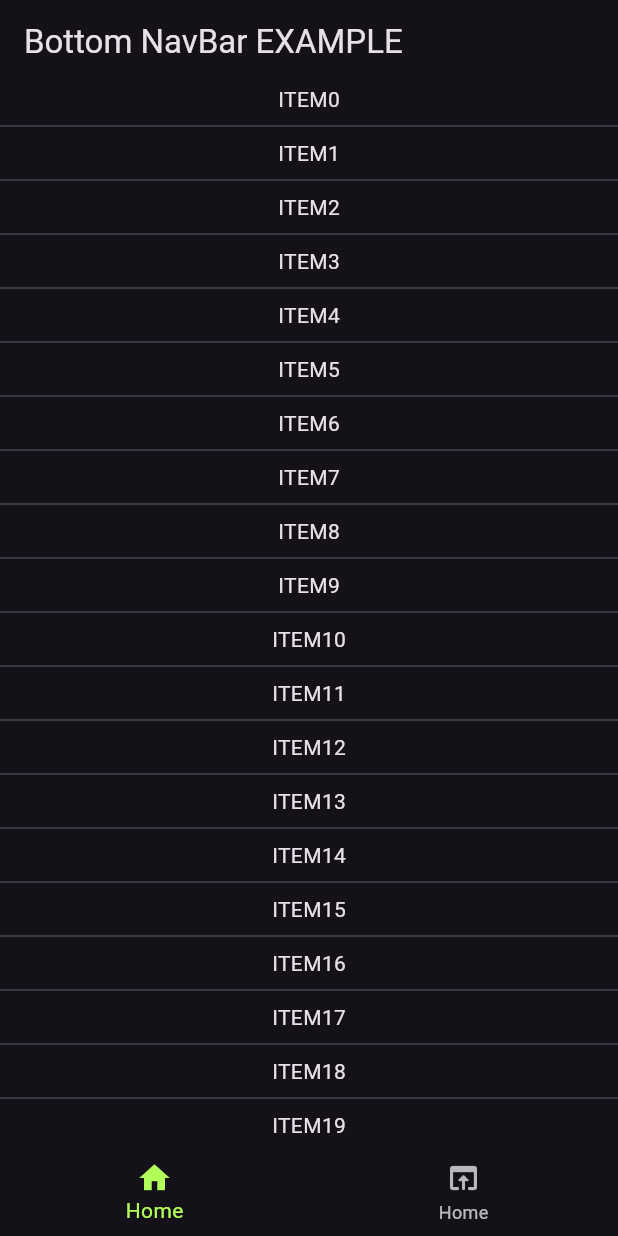
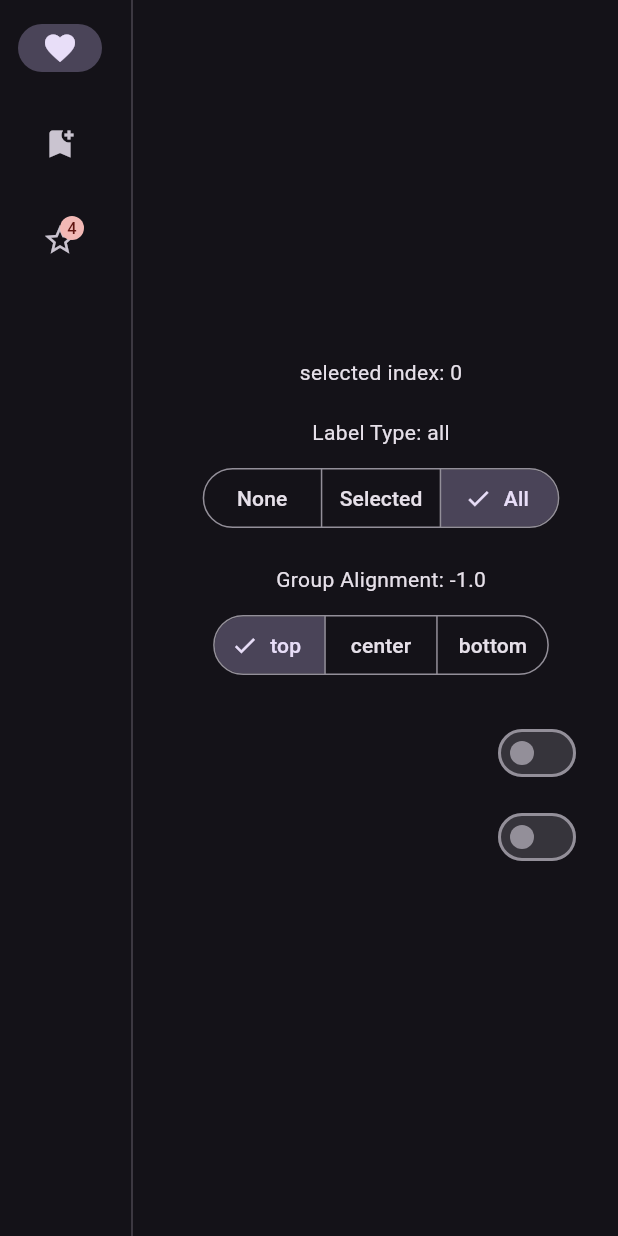
Before and after one commit to amitsunil75/flutter_examples, a Flutter app: the screen it shows after launch, on a phone screen of 412 x 824 dp. Run offline on Flutter 3.47's test engine with Material 3 defaults, Android fonts, the light colour scheme and no system bars; our stand-ins replace cached_network_image.

Commit message:
navigation raill large screen

```diff
--- a/lib/flutter_examples/bottom_navigation_bar_example/larger_screen_navigation_rail.dart
+++ b/lib/flutter_examples/bottom_navigation_bar_example/larger_screen_navigation_rail.dart
@@ -1 +1,135 @@
 import 'package:flutter/material.dart';
+
+class LargerScreenNavigationRail extends StatefulWidget {
+  const LargerScreenNavigationRail({super.key});
+
+  @override
+  State<LargerScreenNavigationRail> createState() =>
+      _LargerScreenNavigationRailState();
+}
+
+class _LargerScreenNavigationRailState
+    extends State<LargerScreenNavigationRail> {
+  int _selectedIndex = 0;
+  NavigationRailLabelType labelType = NavigationRailLabelType.all;
+  bool showLeaading = false;
+  bool showTrailing = false;
+  double groupAlignment = -1.0;
+  @override
+  Widget build(BuildContext context) {
+    return Scaffold(
+      body: SafeArea(
+        child: Row(
+          children: [
+            NavigationRail(
+              groupAlignment: groupAlignment,
+              onDestinationSelected: (int index) {
+                setState(() {
+                  _selectedIndex = index;
+                });
+              },
+              labelType: labelType,
+              destinations: [
+                NavigationRailDestination(
+                  selectedIcon: Icon(Icons.favorite),
+                  icon: Icon(Icons.favorite_outline),
+                  label: Text(''),
+                ),
+                NavigationRailDestination(
+                  selectedIcon: Icon(Icons.book),
+                  icon: Icon(Icons.bookmark_add),
+                  label: Text(''),
+                ),
+                NavigationRailDestination(
+                  selectedIcon: Icon(Icons.star),
+                  icon: Badge(label: Text('4'), child: Icon(Icons.star_border)),
+                  label: Text(''),
+                ),
+              ],
+              selectedIndex: _selectedIndex,
+
+              leading:
+                  showLeaading
+                      ? FloatingActionButton(
+                        onPressed: () {},
+                        child: Icon(Icons.add),
+                      )
+                      : SizedBox(),
+              trailing:
+                  showTrailing
+                      ? IconButton(
+                        onPressed: () {},
+                        icon: Icon(Icons.more_horiz_rounded),
+                      )
+                      : SizedBox(),
+            ),
+            VerticalDivider(),
+            Expanded(
+              child: Column(
+                mainAxisAlignment: MainAxisAlignment.center,
+                children: [
+                  Text('selected index: $_selectedIndex'),
+                  const SizedBox(height: 20),
+                  Text('Label Type: ${labelType.name}'),
+                  SizedBox(height: 10),
+                  SegmentedButton(
+                    onSelectionChanged: (newSelection) {
+                      setState(() {
+                        labelType = newSelection.first;
+                      });
+                    },
+                    segments: [
+                      ButtonSegment(
+                        label: Text('None'),
+                        value: NavigationRailLabelType.none,
+                      ),
+                      ButtonSegment(
+                        label: Text('Selected'),
+                        value: NavigationRailLabelType.selected,
+                      ),
+                      ButtonSegment(
+                        label: Text('All'),
+                        value: NavigationRailLabelType.all,
+                      ),
+                    ],
+                    selected: {labelType},
+                  ),
+                  SizedBox(height: 20),
+                  Text('Group Alignment: $groupAlignment'),
+                  SizedBox(height: 10),
+                  SegmentedButton(
+                    onSelectionChanged: (newSelection) {
+                      setState(() {
+                        groupAlignment = newSelection.first;
+                      });
+                    },
+                    segments: [
+                      ButtonSegment(value: -1.0, label: Text('top')),
+                      ButtonSegment(value: 0.0, label: Text('center')),
+                      ButtonSegment(value: 1.0, label: Text('bottom')),
+                    ],
+                    selected: {groupAlignment},
+                  ),
+                  SizedBox(height: 20),
+                  SwitchListTile(
+                    value: showLeaading,
+                    onChanged: (v) {
+                      setState(() {
+                        showLeaading = v;
+                      });
+                    },
+                  ),
+                  SwitchListTile(value: showTrailing, onChanged: (v){
+                    setState(() {
+                       showTrailing = v;
+                    });
+                  })
+                ],
+              ),
+            ),
+          ],
+        ),
+      ),
+    );
+  }
+}
--- a/lib/main.dart
+++ b/lib/main.dart
@@ -2,6 +2,7 @@ import 'package:flutter/material.dart';
 import 'package:flutter_tutorials/flutter_examples/bottom_navigation_bar_example/bottom_navigation_bar_example2.dart';
 import 'package:flutter_tutorials/flutter_examples/bottom_navigation_bar_example/bottom_navigation_bar_example3.dart';
 import 'package:flutter_tutorials/flutter_examples/bottom_navigation_bar_example/bottom_navigation_bar_exp1.dart';
+import 'package:flutter_tutorials/flutter_examples/bottom_navigation_bar_example/larger_screen_navigation_rail.dart';
 import 'package:flutter_tutorials/flutter_examples/counter_problem/counter_example.dart';
 import 'package:flutter_tutorials/flutter_examples/custom_scroll_view_examplle/custom_scroll_fluuter_example.dart';
 import 'package:flutter_tutorials/flutter_examples/elevated_button/elevated_button_flutter_example.dart';
@@ -51,6 +52,6 @@ class MyApp extends StatelessWidget {
     return MaterialApp(
       title: 'Flutter tutorial',
       theme:ThemeData.dark(),
-      home:   BottomNavigationBarExample3());
+      home:   LargerScreenNavigationRail());
   }
 }
```
Also changed, not shown: lib/flutter_examples/sliver_grid_flutter_examples/sliver_grid_count_example.dart (added).
